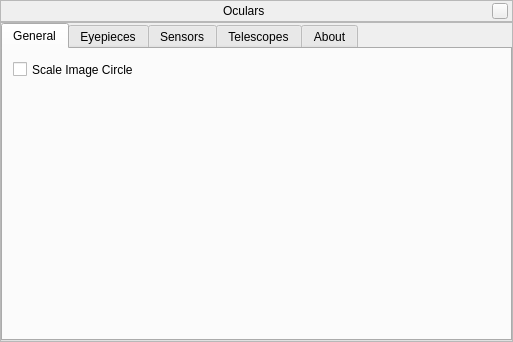
Qt form plugins/Oculars/src/gui/ocularDialog.ui (519984307/stellarium_src) before a commit.
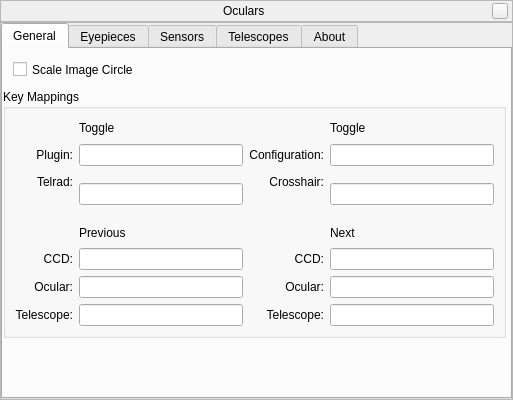
The same form after that commit. Custom widgets are drawn as their Qt base class.

Commit message: Finished binding the config dialogs line edits for editing key bindings. Removed the SettingsItem, as Qt just can't bind that way.

What changed in the file:
```diff
--- a/plugins/Oculars/src/gui/ocularDialog.ui
+++ b/plugins/Oculars/src/gui/ocularDialog.ui
@@ -7,7 +7,7 @@
     <x>0</x>
     <y>0</y>
     <width>513</width>
-    <height>342</height>
+    <height>400</height>
    </rect>
   </property>
   <property name="sizePolicy">
@@ -169,6 +169,363 @@
            <string>Scale Image Circle</string>
           </property>
          </widget>
+         <widget class="QGroupBox" name="groupBox">
+          <property name="geometry">
+           <rect>
+            <x>0</x>
+            <y>40</y>
+            <width>503</width>
+            <height>249</height>
+           </rect>
+          </property>
+          <property name="title">
+           <string>Key Mappings</string>
+          </property>
+          <layout class="QGridLayout" name="gridLayout_2">
+           <item row="0" column="1">
+            <widget class="QLabel" name="label_24">
+             <property name="text">
+              <string>Toggle</string>
+             </property>
+            </widget>
+           </item>
+           <item row="0" column="3">
+            <widget class="QLabel" name="label_25">
+             <property name="text">
+              <string>Toggle</string>
+             </property>
+            </widget>
+           </item>
+           <item row="1" column="0">
+            <widget class="QLabel" name="label_11">
+             <property name="text">
+              <string>Plugin:</string>
+             </property>
+             <property name="alignment">
+              <set>Qt::AlignRight|Qt::AlignTrailing|Qt::AlignVCenter</set>
+             </property>
+            </widget>
+           </item>
+           <item row="1" column="1">
+            <widget class="QLineEdit" name="togglePluginLineEdit">
+             <property name="sizePolicy">
+              <sizepolicy hsizetype="Expanding" vsizetype="Fixed">
+               <horstretch>0</horstretch>
+               <verstretch>0</verstretch>
+              </sizepolicy>
+             </property>
+             <property name="baseSize">
+              <size>
+               <width>100</width>
+               <height>22</height>
+              </size>
+             </property>
+             <property name="text">
+              <string/>
+             </property>
+             <property name="maxLength">
+              <number>50</number>
+             </property>
+            </widget>
+           </item>
+           <item row="1" column="2">
+            <widget class="QLabel" name="label_13">
+             <property name="text">
+              <string>Configuration:</string>
+             </property>
+             <property name="alignment">
+              <set>Qt::AlignRight|Qt::AlignTrailing|Qt::AlignVCenter</set>
+             </property>
+            </widget>
+           </item>
+           <item row="1" column="3">
+            <widget class="QLineEdit" name="toggleConfigWindowLineEdit">
+             <property name="sizePolicy">
+              <sizepolicy hsizetype="Expanding" vsizetype="Fixed">
+               <horstretch>0</horstretch>
+               <verstretch>0</verstretch>
+              </sizepolicy>
+             </property>
+             <property name="baseSize">
+              <size>
+               <width>100</width>
+               <height>22</height>
+              </size>
+             </property>
+             <property name="maxLength">
+              <number>50</number>
+             </property>
+            </widget>
+           </item>
+           <item row="2" column="0">
+            <widget class="QLabel" name="label_14">
+             <property name="text">
+              <string>Telrad:</string>
+             </property>
+             <property name="alignment">
+              <set>Qt::AlignRight|Qt::AlignTrailing|Qt::AlignVCenter</set>
+             </property>
+            </widget>
+           </item>
+           <item row="2" column="1" rowspan="2">
+            <widget class="QLineEdit" name="toggleTelradLineEdit">
+             <property name="sizePolicy">
+              <sizepolicy hsizetype="Expanding" vsizetype="Fixed">
+               <horstretch>0</horstretch>
+               <verstretch>0</verstretch>
+              </sizepolicy>
+             </property>
+             <property name="baseSize">
+              <size>
+               <width>100</width>
+               <height>22</height>
+              </size>
+             </property>
+             <property name="maxLength">
+              <number>50</number>
+             </property>
+            </widget>
+           </item>
+           <item row="2" column="2">
+            <widget class="QLabel" name="label_15">
+             <property name="text">
+              <string>Crosshair:</string>
+             </property>
+             <property name="alignment">
+              <set>Qt::AlignRight|Qt::AlignTrailing|Qt::AlignVCenter</set>
+             </property>
+            </widget>
+           </item>
+           <item row="2" column="3" rowspan="2">
+            <widget class="QLineEdit" name="toggleCrosshairLineEdit">
+             <property name="sizePolicy">
+              <sizepolicy hsizetype="Expanding" vsizetype="Fixed">
+               <horstretch>0</horstretch>
+               <verstretch>0</verstretch>
+              </sizepolicy>
+             </property>
+             <property name="baseSize">
+              <size>
+               <width>100</width>
+               <height>22</height>
+              </size>
+             </property>
+             <property name="text">
+              <string/>
+             </property>
+             <property name="maxLength">
+              <number>50</number>
+             </property>
+            </widget>
+           </item>
+           <item row="4" column="1">
+            <widget class="QLabel" name="label_22">
+             <property name="text">
+              <string>Previous</string>
+             </property>
+            </widget>
+           </item>
+           <item row="4" column="3">
+            <widget class="QLabel" name="label_23">
+             <property name="text">
+              <string>Next</string>
+             </property>
+            </widget>
+           </item>
+           <item row="5" column="0">
+            <widget class="QLabel" name="label_16">
+             <property name="text">
+              <string>CCD:</string>
+             </property>
+             <property name="alignment">
+              <set>Qt::AlignRight|Qt::AlignTrailing|Qt::AlignVCenter</set>
+             </property>
+            </widget>
+           </item>
+           <item row="5" column="1">
+            <widget class="QLineEdit" name="previousCCDLineEdit">
+             <property name="sizePolicy">
+              <sizepolicy hsizetype="Expanding" vsizetype="Fixed">
+               <horstretch>0</horstretch>
+               <verstretch>0</verstretch>
+              </sizepolicy>
+             </property>
+             <property name="baseSize">
+              <size>
+               <width>100</width>
+               <height>22</height>
+              </size>
+             </property>
+             <property name="text">
+              <string/>
+             </property>
+             <property name="maxLength">
+              <number>50</number>
+             </property>
+            </widget>
+           </item>
+           <item row="5" column="3">
+            <widget class="QLineEdit" name="nextCCDLineEdit">
+             <property name="sizePolicy">
+              <sizepolicy hsizetype="Expanding" vsizetype="Fixed">
+               <horstretch>0</horstretch>
+               <verstretch>0</verstretch>
+              </sizepolicy>
+             </property>
+             <property name="baseSize">
+              <size>
+               <width>100</width>
+               <height>22</height>
+              </size>
+             </property>
+             <property name="text">
+              <string/>
+             </property>
+             <property name="maxLength">
+              <number>50</number>
+             </property>
+            </widget>
+           </item>
+           <item row="6" column="0">
+            <widget class="QLabel" name="label_18">
+             <property name="text">
+              <string>Ocular:</string>
+             </property>
+             <property name="alignment">
+              <set>Qt::AlignRight|Qt::AlignTrailing|Qt::AlignVCenter</set>
+             </property>
+            </widget>
+           </item>
+           <item row="6" column="1">
+            <widget class="QLineEdit" name="previousOcularLineEdit">
+             <property name="sizePolicy">
+              <sizepolicy hsizetype="Expanding" vsizetype="Fixed">
+               <horstretch>0</horstretch>
+               <verstretch>0</verstretch>
+              </sizepolicy>
+             </property>
+             <property name="baseSize">
+              <size>
+               <width>100</width>
+               <height>22</height>
+              </size>
+             </property>
+             <property name="text">
+              <string/>
+             </property>
+             <property name="maxLength">
+              <number>50</number>
+             </property>
+            </widget>
+           </item>
+           <item row="6" column="3">
+            <widget class="QLineEdit" name="nextOcularLineEdit">
+             <property name="sizePolicy">
+              <sizepolicy hsizetype="Expanding" vsizetype="Fixed">
+               <horstretch>0</horstretch>
+               <verstretch>0</verstretch>
+              </sizepolicy>
+             </property>
+             <property name="baseSize">
+              <size>
+               <width>100</width>
+               <height>22</height>
+              </size>
+             </property>
+             <property name="text">
+              <string/>
+             </property>
+             <property name="maxLength">
+              <number>50</number>
+             </property>
+            </widget>
+           </item>
+           <item row="7" column="0">
+            <widget class="QLabel" name="label_20">
+             <property name="text">
+              <string>Telescope:</string>
+             </property>
+             <property name="alignment">
+              <set>Qt::AlignRight|Qt::AlignTrailing|Qt::AlignVCenter</set>
+             </property>
+            </widget>
+           </item>
+           <item row="7" column="1">
+            <widget class="QLineEdit" name="previousTelescopeLineEdit">
+             <property name="sizePolicy">
+              <sizepolicy hsizetype="Expanding" vsizetype="Fixed">
+               <horstretch>0</horstretch>
+               <verstretch>0</verstretch>
+              </sizepolicy>
+             </property>
+             <property name="baseSize">
+              <size>
+               <width>100</width>
+               <height>22</height>
+              </size>
+             </property>
+             <property name="text">
+              <string/>
+             </property>
+             <property name="maxLength">
+              <number>50</number>
+             </property>
+            </widget>
+           </item>
+           <item row="7" column="3">
+            <widget class="QLineEdit" name="nextTelescopeLineEdit">
+             <property name="sizePolicy">
+              <sizepolicy hsizetype="Expanding" vsizetype="Fixed">
+               <horstretch>0</horstretch>
+               <verstretch>0</verstretch>
+              </sizepolicy>
+             </property>
+             <property name="baseSize">
+              <size>
+               <width>100</width>
+               <height>22</height>
+              </size>
+             </property>
+             <property name="text">
+              <string/>
+             </property>
+             <property name="maxLength">
+              <number>50</number>
+             </property>
+            </widget>
+           </item>
+           <item row="7" column="2">
+            <widget class="QLabel" name="label_21">
+             <property name="text">
+              <string>Telescope:</string>
+             </property>
+             <property name="alignment">
+              <set>Qt::AlignRight|Qt::AlignTrailing|Qt::AlignVCenter</set>
+             </property>
+            </widget>
+           </item>
+           <item row="6" column="2">
+            <widget class="QLabel" name="label_19">
+             <property name="text">
+              <string>Ocular:</string>
+             </property>
+             <property name="alignment">
+              <set>Qt::AlignRight|Qt::AlignTrailing|Qt::AlignVCenter</set>
+             </property>
+            </widget>
+           </item>
+           <item row="5" column="2">
+            <widget class="QLabel" name="label_17">
+             <property name="text">
+              <string>CCD:</string>
+             </property>
+             <property name="alignment">
+              <set>Qt::AlignRight|Qt::AlignTrailing|Qt::AlignVCenter</set>
+             </property>
+            </widget>
+           </item>
+          </layout>
+         </widget>
         </widget>
         <widget class="QWidget" name="Eyepieces">
          <attribute name="title">
```
The commit also changes 6 other files.
